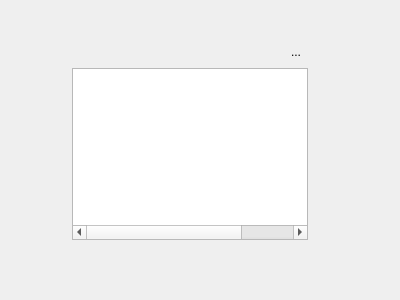
The window that QServer/qserver.ui (KailinLi/QChat) describes before a commit, drawn with Qt 5.
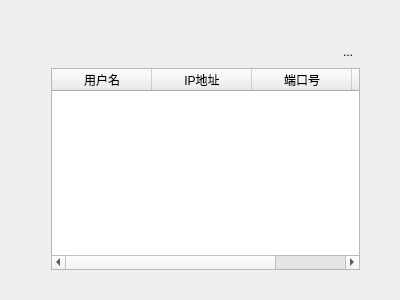
The same window after the commit. Icons and pictures are not drawn.

Commit message: finish server ui

The edit to the form file:
```diff
--- a/QServer/qserver.ui
+++ b/QServer/qserver.ui
@@ -16,10 +16,10 @@
   <widget class="QWidget" name="">
    <property name="geometry">
     <rect>
-     <x>61</x>
+     <x>40</x>
      <y>30</y>
-     <width>258</width>
-     <height>221</height>
+     <width>331</width>
+     <height>251</height>
     </rect>
    </property>
    <layout class="QVBoxLayout" name="verticalLayout">
@@ -54,30 +54,48 @@
     <item>
      <widget class="QTableWidget" name="UserTableWidget">
       <attribute name="horizontalHeaderVisible">
-       <bool>false</bool>
+       <bool>true</bool>
+      </attribute>
+      <attribute name="horizontalHeaderCascadingSectionResizes">
+       <bool>true</bool>
       </attribute>
       <attribute name="horizontalHeaderDefaultSectionSize">
-       <number>70</number>
+       <number>100</number>
+      </attribute>
+      <attribute name="verticalHeaderVisible">
+       <bool>false</bool>
       </attribute>
       <column>
        <property name="text">
         <string>用户名</string>
        </property>
+       <property name="textAlignment">
+        <set>AlignCenter</set>
+       </property>
       </column>
       <column>
        <property name="text">
         <string>IP地址</string>
        </property>
+       <property name="textAlignment">
+        <set>AlignCenter</set>
+       </property>
       </column>
       <column>
        <property name="text">
         <string>端口号</string>
        </property>
+       <property name="textAlignment">
+        <set>AlignCenter</set>
+       </property>
       </column>
       <column>
        <property name="text">
         <string>状态</string>
        </property>
+       <property name="textAlignment">
+        <set>AlignCenter</set>
+       </property>
       </column>
      </widget>
     </item>
```
Left out of the diff: 5 changed lines with no effect on the pictures. The commit also changes 4 other files.
